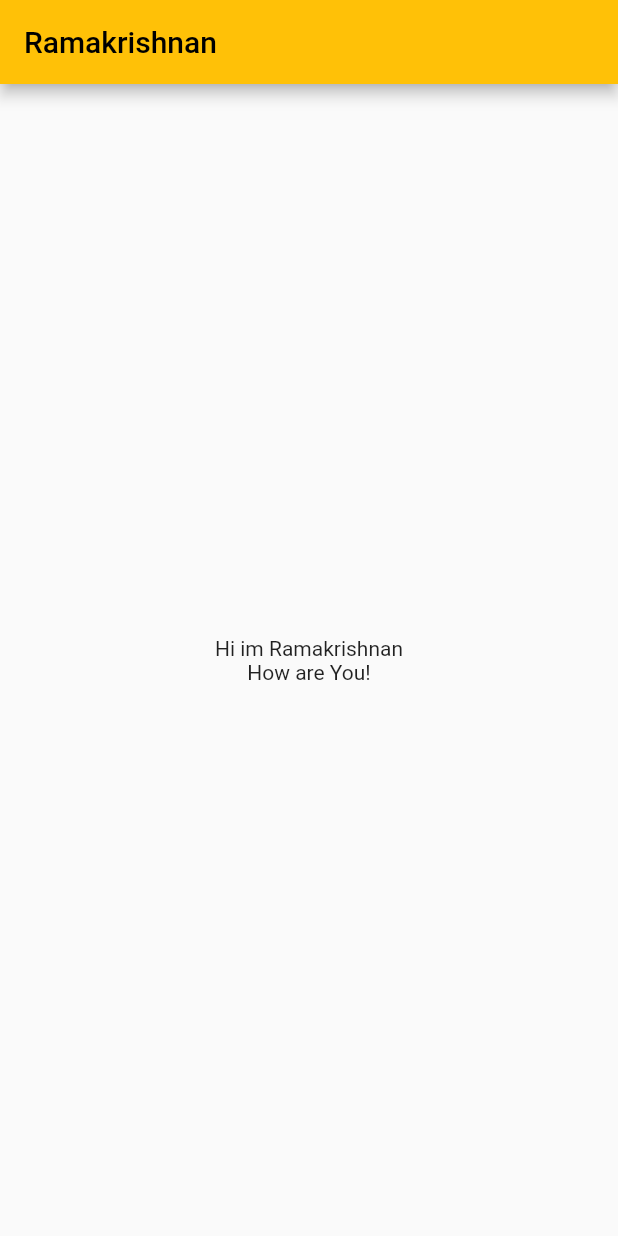
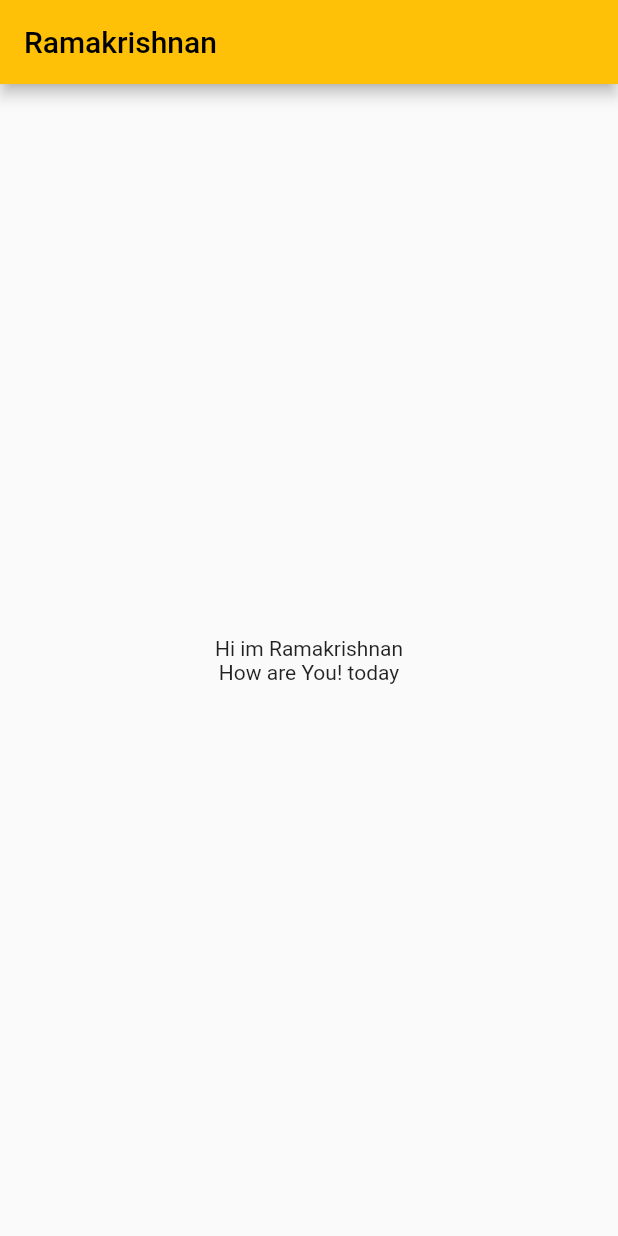
Before and after one commit to Ramakrishnan0216/personal_portfolio, a Flutter app: the screen it shows after launch, on a phone screen of 412 x 824 dp. Run offline on Flutter 3.47's test engine with Material 2 defaults, Android fonts, the phone set to English and light mode, and no system bars.

Commit message:
Update main.dart

```diff
--- a/lib/main.dart
+++ b/lib/main.dart
@@ -41,7 +41,7 @@ class _MyHomePageState extends State<MyHomePage> {
           mainAxisSize: MainAxisSize.min,
           children: [
             Text("Hi im Ramakrishnan"),
-            Text("How are You!"),
+            Text("How are You! today"),
           ],
         ),
       ),
```
